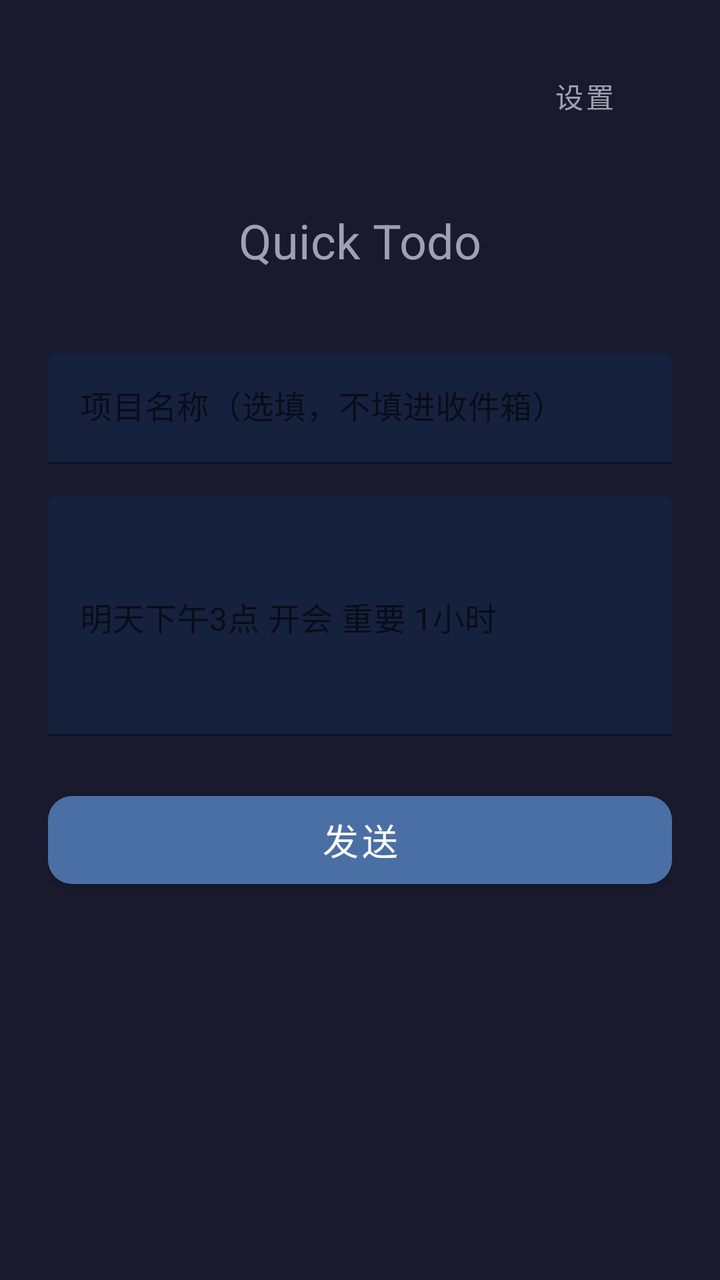
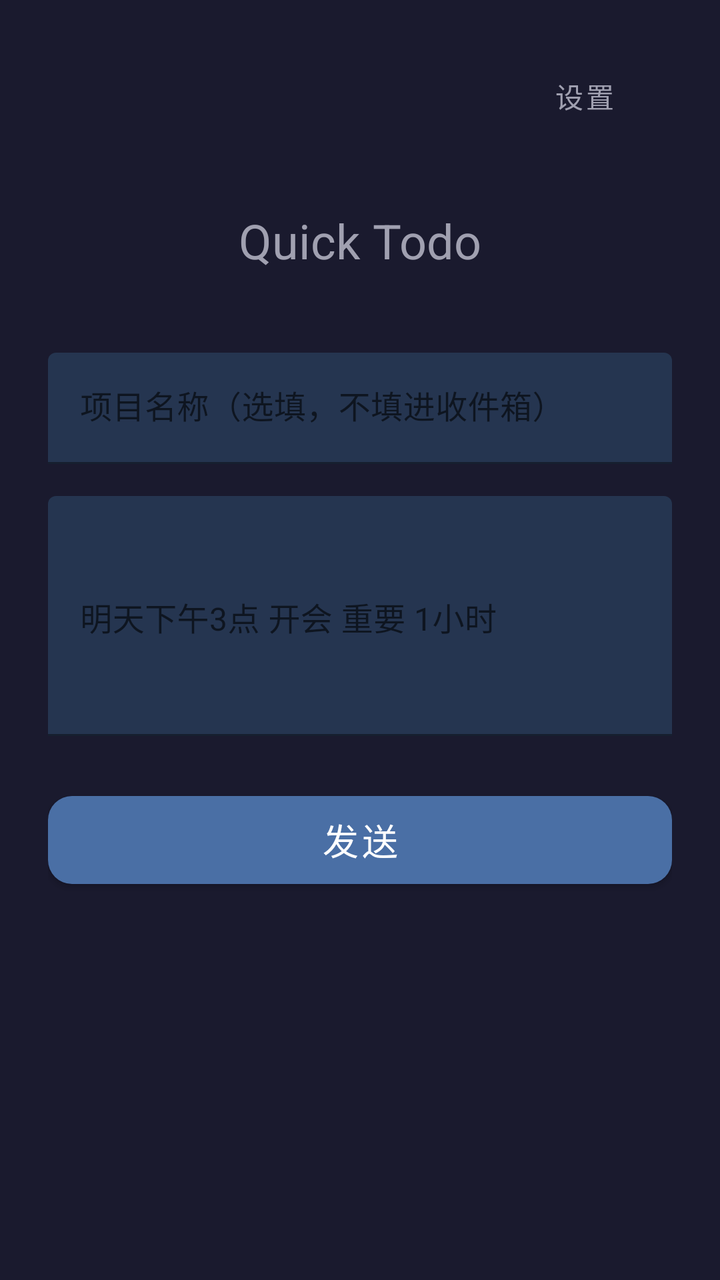

An Android layout rendered at two revisions. The XML below is the earlier revision; the diff shows what the commit changed to produce the second picture.
<!-- AndroidManifest.xml: application theme AppTheme -->
<!-- res/layout/activity_main.xml -->
<?xml version="1.0" encoding="utf-8"?>
<androidx.constraintlayout.widget.ConstraintLayout
    xmlns:android="http://schemas.android.com/apk/res/android"
    xmlns:app="http://schemas.android.com/apk/res-auto"
    android:layout_width="match_parent"
    android:layout_height="match_parent"
    android:background="#1a1a2e"
    android:padding="24dp">

    <com.google.android.material.button.MaterialButton
        android:id="@+id/settingsButton"
        style="@style/Widget.MaterialComponents.Button.TextButton"
        android:layout_width="wrap_content"
        android:layout_height="wrap_content"
        android:text="设置"
        android:textColor="#a0a0b0"
        app:layout_constraintTop_toTopOf="parent"
        app:layout_constraintEnd_toEndOf="parent" />

    <TextView
        android:id="@+id/title"
        android:layout_width="wrap_content"
        android:layout_height="wrap_content"
        android:text="Quick Todo"
        android:textColor="#a0a0b0"
        android:textSize="24sp"
        app:layout_constraintTop_toTopOf="parent"
        app:layout_constraintStart_toStartOf="parent"
        app:layout_constraintEnd_toEndOf="parent"
        android:layout_marginTop="80dp" />

    <com.google.android.material.textfield.TextInputLayout
        android:id="@+id/projectLayout"
        android:layout_width="0dp"
        android:layout_height="wrap_content"
        android:layout_marginTop="40dp"
        app:layout_constraintTop_toBottomOf="@id/title"
        app:layout_constraintStart_toStartOf="parent"
        app:layout_constraintEnd_toEndOf="parent"
        app:boxBackgroundColor="#16213e"
        app:boxStrokeColor="#4a6fa5"
        app:hintTextColor="#bbbbbb">

        <com.google.android.material.textfield.TextInputEditText
            android:id="@+id/projectInput"
            android:layout_width="match_parent"
            android:layout_height="wrap_content"
            android:hint="项目名称（选填，不填进收件箱）"
            android:textColor="#eeeeee"
            android:textColorHint="#999999"
            android:inputType="text" />
    </com.google.android.material.textfield.TextInputLayout>

    <com.google.android.material.textfield.TextInputLayout
        android:id="@+id/contentLayout"
        android:layout_width="0dp"
        android:layout_height="wrap_content"
        android:layout_marginTop="16dp"
        app:layout_constraintTop_toBottomOf="@id/projectLayout"
        app:layout_constraintStart_toStartOf="parent"
        app:layout_constraintEnd_toEndOf="parent"
        app:boxBackgroundColor="#16213e"
        app:boxStrokeColor="#4a6fa5"
        app:hintTextColor="#bbbbbb">

        <com.google.android.material.textfield.TextInputEditText
            android:id="@+id/contentInput"
            android:layout_width="match_parent"
            android:layout_height="120dp"
            android:hint="明天下午3点 开会 重要 1小时"
            android:textColor="#eeeeee"
            android:textColorHint="#999999"
            android:inputType="textMultiLine"
            android:gravity="top" />
    </com.google.android.material.textfield.TextInputLayout>

    <com.google.android.material.button.MaterialButton
        android:id="@+id/sendButton"
        android:layout_width="0dp"
        android:layout_height="56dp"
        android:layout_marginTop="24dp"
        android:text="发送"
        android:textSize="18sp"
        app:backgroundTint="#4a6fa5"
        app:cornerRadius="12dp"
        app:layout_constraintTop_toBottomOf="@id/contentLayout"
        app:layout_constraintStart_toStartOf="parent"
        app:layout_constraintEnd_toEndOf="parent" />

    <TextView
        android:id="@+id/statusText"
        android:layout_width="wrap_content"
        android:layout_height="wrap_content"
        android:layout_marginTop="16dp"
        android:textColor="#a0a0b0"
        android:textSize="14sp"
        app:layout_constraintTop_toBottomOf="@id/sendButton"
        app:layout_constraintStart_toStartOf="parent"
        app:layout_constraintEnd_toEndOf="parent" />

</androidx.constraintlayout.widget.ConstraintLayout>
<!-- resources referenced by this layout -->
<resources>
  <style name="AppTheme" parent="Theme.MaterialComponents.DayNight.NoActionBar">
          <item name="colorPrimary">#4a6fa5</item>
          <item name="colorPrimaryVariant">#3a5f95</item>
          <item name="colorOnPrimary">#ffffff</item>
          <item name="android:statusBarColor">#1a1a2e</item>
          <item name="android:navigationBarColor">#1a1a2e</item>
      </style>
</resources>

<!-- the commit's change to res/layout/activity_main.xml (unified diff, before → after) -->
@@ -37,17 +37,17 @@
         app:layout_constraintTop_toBottomOf="@id/title"
         app:layout_constraintStart_toStartOf="parent"
         app:layout_constraintEnd_toEndOf="parent"
-        app:boxBackgroundColor="#16213e"
-        app:boxStrokeColor="#4a6fa5"
-        app:hintTextColor="#bbbbbb">
+        app:boxBackgroundColor="#253550"
+        app:boxStrokeColor="#6688aa"
+        app:hintTextColor="#e0e0e0">
 
         <com.google.android.material.textfield.TextInputEditText
             android:id="@+id/projectInput"
             android:layout_width="match_parent"
             android:layout_height="wrap_content"
             android:hint="项目名称（选填，不填进收件箱）"
-            android:textColor="#eeeeee"
-            android:textColorHint="#999999"
+            android:textColor="#ffffff"
+            android:textColorHint="#e0e0e0"
             android:inputType="text" />
     </com.google.android.material.textfield.TextInputLayout>
 
@@ -59,17 +59,17 @@
         app:layout_constraintTop_toBottomOf="@id/projectLayout"
         app:layout_constraintStart_toStartOf="parent"
         app:layout_constraintEnd_toEndOf="parent"
-        app:boxBackgroundColor="#16213e"
-        app:boxStrokeColor="#4a6fa5"
-        app:hintTextColor="#bbbbbb">
+        app:boxBackgroundColor="#253550"
+        app:boxStrokeColor="#6688aa"
+        app:hintTextColor="#e0e0e0">
 
         <com.google.android.material.textfield.TextInputEditText
             android:id="@+id/contentInput"
             android:layout_width="match_parent"
             android:layout_height="120dp"
             android:hint="明天下午3点 开会 重要 1小时"
-            android:textColor="#eeeeee"
-            android:textColorHint="#999999"
+            android:textColor="#ffffff"
+            android:textColorHint="#e0e0e0"
             android:inputType="textMultiLine"
             android:gravity="top" />
     </com.google.android.material.textfield.TextInputLayout>
